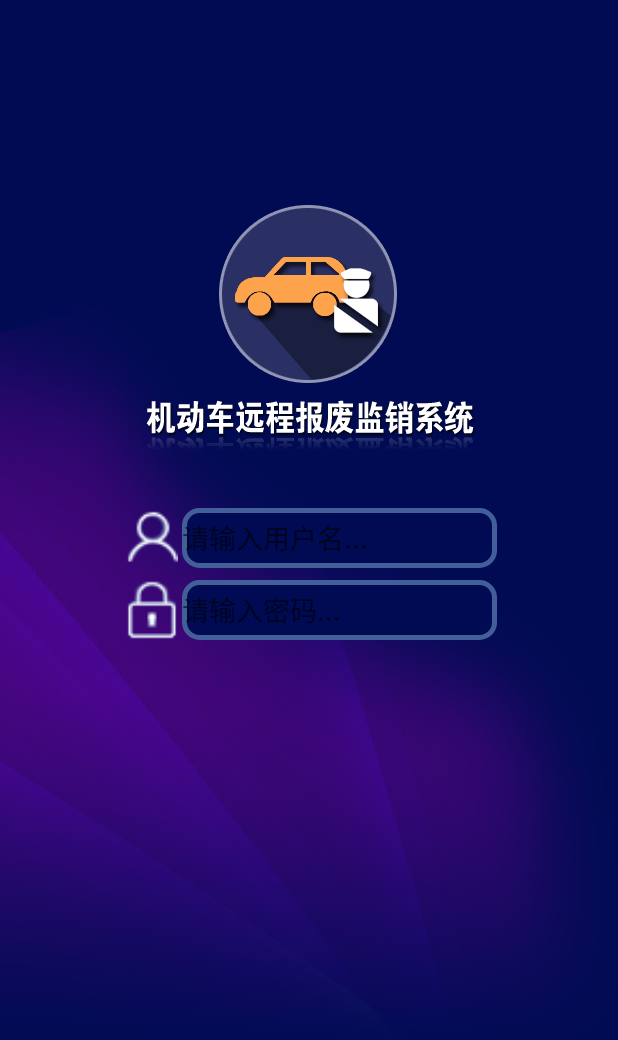
After one commit to Xbigfat/DataCollectSystem, an Android app: the layout login.xml on its own in the app's theme, with its tools: preview values and no code run, on a phone screen of 412 x 824 dp. The commit adds this screen. Shown: the top 1040 px of the screen. Run offline under Robolectric (Android 15) with nearby library versions, the phone set to English and light mode, and no system bars.

Commit message:
09-07 dev.1

```diff
--- /dev/null
+++ b/app/src/main/java/xyw/com/datacollectsystem/activities/LoginActivity.java
@@ -0,0 +1,43 @@
+package xyw.com.datacollectsystem.activities;
+
+import android.os.Bundle;
+import android.support.annotation.Nullable;
+import android.view.View;
+
+import xyw.com.datacollectsystem.BaseActivity;
+
+/**
+ * Created by 31429 on 2017/9/7.
+ */
+
+public class LoginActivity extends BaseActivity implements View.OnClickListener {
+    @Override
+    protected void onCreate(@Nullable Bundle savedInstanceState) {
+        super.onCreate(savedInstanceState);
+    }
+
+    @Override
+    protected void onDestroy() {
+        super.onDestroy();
+    }
+
+    @Override
+    protected void init() {
+
+    }
+
+    @Override
+    protected void findViewByID() {
+
+    }
+
+    @Override
+    protected void setListener() {
+
+    }
+
+    @Override
+    public void onClick(View v) {
+
+    }
+}
--- /dev/null
+++ b/app/src/main/res/drawable/login_edit_style.xml
@@ -0,0 +1,13 @@
+<?xml version="1.0" encoding="utf-8"?>
+<layer-list xmlns:android="http://schemas.android.com/apk/res/android">
+    <item>
+        <shape xmlns:android="http://schemas.android.com/apk/res/android"
+            android:shape="rectangle">
+            <solid android:color="@color/login_EditText" />
+            <corners android:radius="10dip" />
+            <stroke
+                android:width="5px"
+                android:color="@color/login_EditTextLine" />
+        </shape>
+    </item>
+</layer-list>
--- /dev/null
+++ b/app/src/main/res/layout/login.xml
@@ -0,0 +1,91 @@
+<?xml version="1.0" encoding="utf-8"?>
+<android.support.constraint.ConstraintLayout xmlns:android="http://schemas.android.com/apk/res/android"
+    xmlns:app="http://schemas.android.com/apk/res-auto"
+    xmlns:tools="http://schemas.android.com/tools"
+    android:layout_width="match_parent"
+    android:layout_height="match_parent"
+    android:background="@mipmap/login_bg">
+
+    <ImageView
+        android:id="@+id/login_logo"
+        android:layout_width="wrap_content"
+        android:layout_height="wrap_content"
+        android:layout_marginEnd="8dp"
+        android:layout_marginLeft="8dp"
+        android:layout_marginRight="8dp"
+        android:layout_marginStart="8dp"
+        app:layout_constraintBottom_toBottomOf="parent"
+        app:layout_constraintHorizontal_bias="0.504"
+        app:layout_constraintLeft_toLeftOf="parent"
+        app:layout_constraintRight_toRightOf="parent"
+        app:layout_constraintTop_toTopOf="parent"
+        app:layout_constraintVertical_bias="0.2"
+        app:srcCompat="@mipmap/login_logo" />
+
+    <LinearLayout
+        android:id="@+id/linearLayout"
+        android:layout_width="250dp"
+        android:layout_height="wrap_content"
+        android:layout_marginEnd="8dp"
+        android:layout_marginLeft="8dp"
+        android:layout_marginRight="8dp"
+        android:layout_marginStart="8dp"
+        android:layout_marginTop="30dp"
+        android:orientation="horizontal"
+        app:layout_constraintLeft_toLeftOf="parent"
+        app:layout_constraintRight_toRightOf="parent"
+        app:layout_constraintTop_toBottomOf="@+id/login_logo">
+
+        <ImageView
+            android:id="@+id/imageView2"
+            android:layout_width="40dp"
+            android:layout_height="40dp"
+            app:srcCompat="@mipmap/tb_yonghu" />
+
+        <EditText
+            android:id="@+id/login_username"
+            android:layout_width="wrap_content"
+            android:layout_height="match_parent"
+            android:layout_weight="0.24"
+            android:background="@drawable/login_edit_style"
+            android:digits="1234567890qwertyuioplkjhgfdsazxcvbnmQWERTYUIOPLKJHGFDSAZXCVBNM"
+            android:ems="10"
+            android:hint="请输入用户名..."
+            android:maxLines="1"
+            android:textColor="@android:color/background_light" />
+
+    </LinearLayout>
+
+    <LinearLayout
+        android:layout_width="250dp"
+        android:layout_height="wrap_content"
+        android:layout_marginLeft="8dp"
+        android:layout_marginRight="8dp"
+        android:layout_marginTop="8dp"
+        android:orientation="horizontal"
+        app:layout_constraintHorizontal_bias="0.5"
+        app:layout_constraintLeft_toLeftOf="parent"
+        app:layout_constraintRight_toRightOf="parent"
+        app:layout_constraintTop_toBottomOf="@+id/linearLayout">
+
+        <ImageView
+            android:id="@+id/imageView3"
+            android:layout_width="40dp"
+            android:layout_height="40dp"
+            app:srcCompat="@mipmap/tb_mima"
+            tools:layout_editor_absoluteX="-50dp"
+            tools:layout_editor_absoluteY="-2dp" />
+
+        <EditText
+            android:id="@+id/login_pwd"
+            android:layout_width="wrap_content"
+            android:layout_height="match_parent"
+            android:layout_weight="0.08"
+            android:background="@drawable/login_edit_style"
+            android:hint="请输入密码..."
+            android:password="true"
+            android:textColor="@android:color/background_light" />
+
+    </LinearLayout>
+
+</android.support.constraint.ConstraintLayout>
--- a/app/src/main/res/values/colors.xml
+++ b/app/src/main/res/values/colors.xml
@@ -3,4 +3,6 @@
     <color name="colorPrimary">#3F51B5</color>
     <color name="colorPrimaryDark">#303F9F</color>
     <color name="colorAccent">#FF4081</color>
+    <color name="login_EditText">#000B53</color>
+    <color name="login_EditTextLine">#425F9a</color>
 </resources>
```
